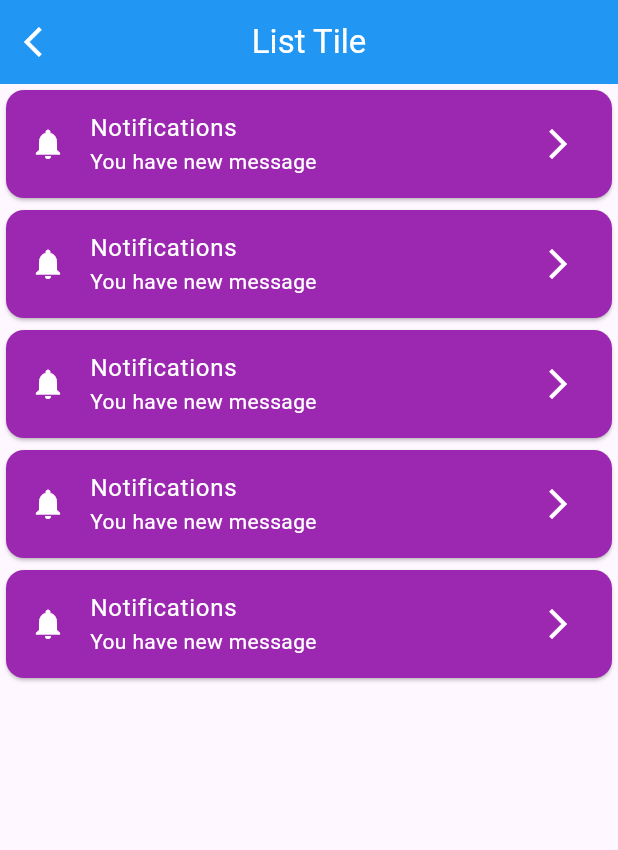
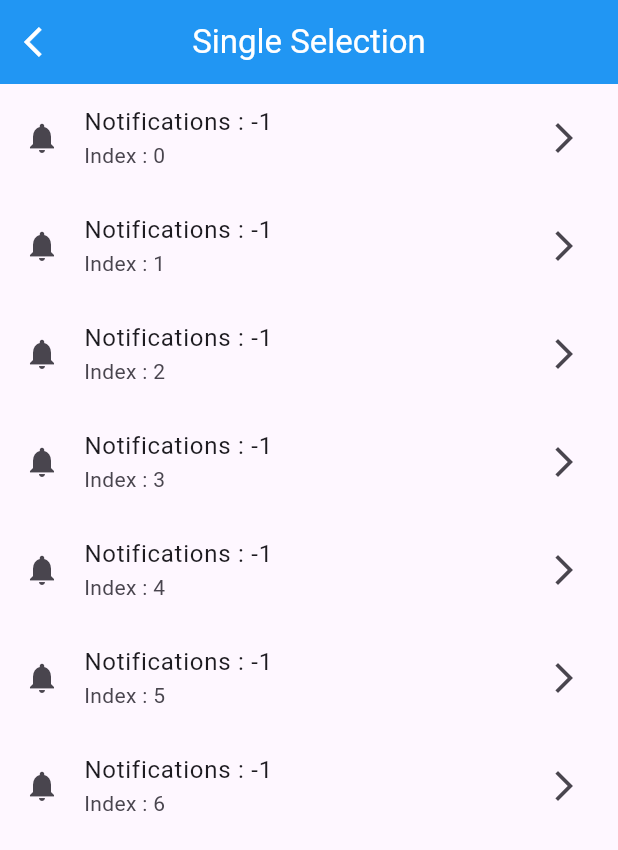
Before and after one commit to AbRehman536/Flutter_sec_8, a Flutter app: the screen it shows after launch, on a phone screen of 412 x 824 dp. Shown: the top 850 px of the screen. Run offline on Flutter 3.47's test engine with Material 3 defaults, Android fonts, the phone set to English and light mode, and no system bars.

Commit message:
Single Selection Done

```diff
--- a/lib/main.dart
+++ b/lib/main.dart
@@ -8,6 +8,7 @@
 import 'package:flutter_sec_8/nested_row_column.dart';
 import 'package:flutter_sec_8/network_image.dart';
 import 'package:flutter_sec_8/row_column.dart';
+import 'package:flutter_sec_8/single_selection.dart';
 
 void main() {
   runApp(const MyApp());
@@ -40,7 +41,7 @@
         colorScheme: ColorScheme.fromSeed(seedColor: Colors.deepPurple),
         useMaterial3: true,
       ),
-      home: ListTileDemo(),
+      home: SingleSelectionDemo(),
     );
   }
 }
--- /dev/null
+++ b/lib/single_selection.dart
@@ -0,0 +1,45 @@
+import 'package:flutter/material.dart';
+
+class SingleSelectionDemo extends StatefulWidget {
+  const SingleSelectionDemo({super.key});
+
+  @override
+  State<SingleSelectionDemo> createState() => _SingleSelectionDemoState();
+}
+
+class _SingleSelectionDemoState extends State<SingleSelectionDemo> {
+  int selectedIndex = -1 ;
+  @override
+  Widget build(BuildContext context) {
+    return Scaffold(
+      appBar: AppBar(
+        title: Text("Single Selection"),
+        leading: Icon(Icons.arrow_back_ios),
+        backgroundColor: Colors.blue,
+        foregroundColor: Colors.white,
+        centerTitle: true,
+      ),
+      body: ListView.builder(
+        itemCount: 7,
+        itemBuilder: (BuildContext context, int index) {
+          return ListTile(
+            selected: selectedIndex == index,
+            selectedTileColor: Colors.blue,
+            selectedColor: Colors.white,
+            leading: Icon(Icons.notifications),
+            title: Text("Notifications : $selectedIndex"),
+            subtitle: Text("Index : $index"),
+            trailing: Icon(
+              selectedIndex == index ? Icons.arrow_downward : Icons.arrow_forward_ios
+            ),
+            onTap: (){
+              setState(() {
+                selectedIndex = index;
+              });
+            },
+          );
+        },
+      ),
+    );
+  }
+}
```
